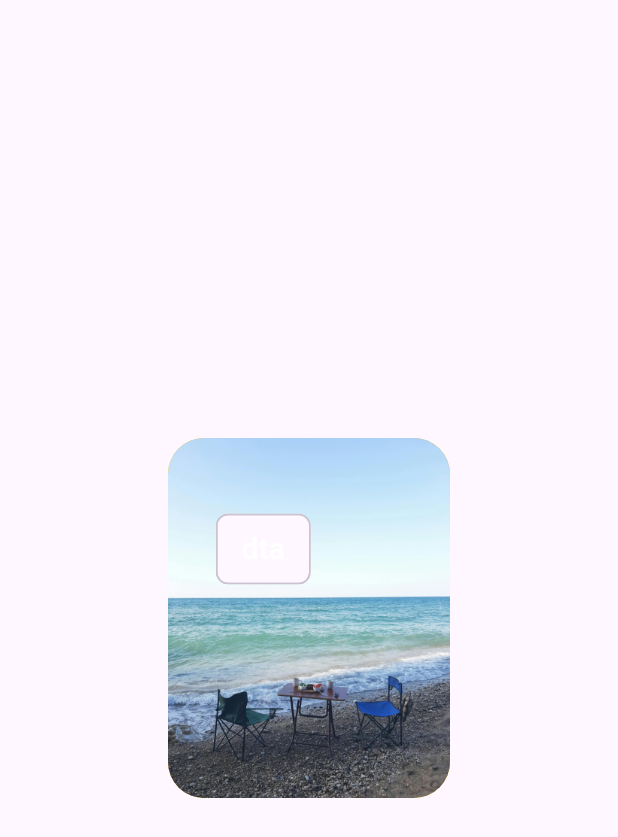
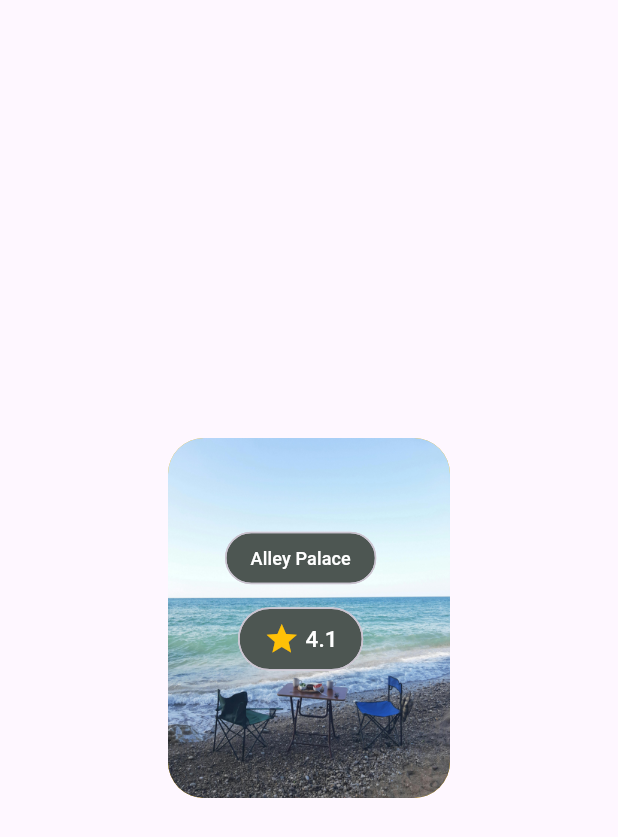
Before and after one commit to takiul-sumon/Flutter-Basic-Project, a Flutter app: the screen it shows after launch, on a phone screen of 412 x 824 dp. Shown: the top 837 px of the screen. Run offline on Flutter 3.47's test engine with Material 3 defaults, Android fonts, the phone set to English and light mode, and no system bars; our stand-ins replace google_fonts.

Commit message:
stack Practice

```diff
--- a/lib/main.dart
+++ b/lib/main.dart
@@ -1,5 +1,4 @@
 import 'package:flutter/material.dart';
-import 'package:personal_expenses/buttons.dart';
 import 'package:personal_expenses/stack.dart';
 
 void main() {
--- a/lib/stack.dart
+++ b/lib/stack.dart
@@ -23,11 +23,32 @@ class StackWidget extends StatelessWidget {
               left: 32,
               child: Column(
                 children: [
+                  Padding(
+                    padding: EdgeInsets.all(6),
+                    child: Chip(
+                        shape: RoundedRectangleBorder(
+                            borderRadius: BorderRadius.circular(59)),
+                        backgroundColor: Color(0xff4D5652),
+                        label: Text(
+                          'Alley Palace',
+                          style: TextStyle(fontSize: 12, color: Colors.white),
+                        )),
+                  ),
                   Chip(
-                      label: Text(
-                    'dta',
-                    style: TextStyle(fontSize: 20, color: Colors.white),
-                  ))
+                      shape: RoundedRectangleBorder(
+                          borderRadius: BorderRadius.circular(59)),
+                      backgroundColor: Color(0xff4D5652),
+                      label: const Row(
+                        children: [
+                          Icon(
+                            Icons.star,
+                            color: Colors.amber,
+                          ),
+                          Text(' 4.1',
+                              style:
+                                  TextStyle(fontSize: 15, color: Colors.white))
+                        ],
+                      ))
                 ],
               ),
             ),
```
